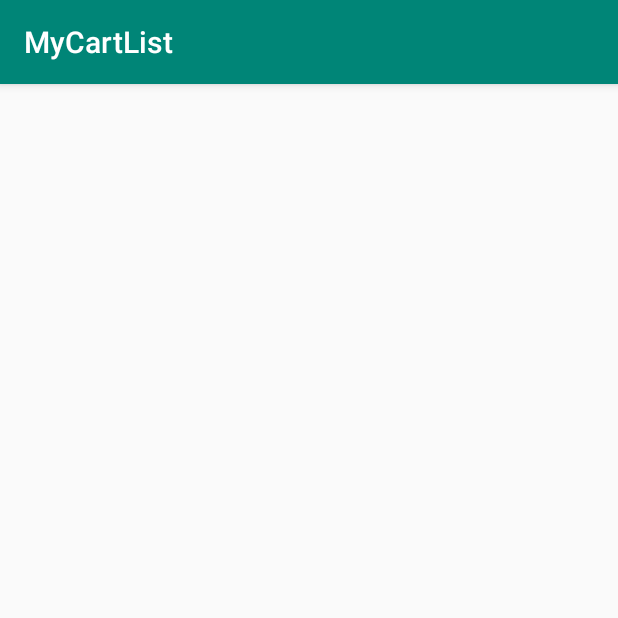
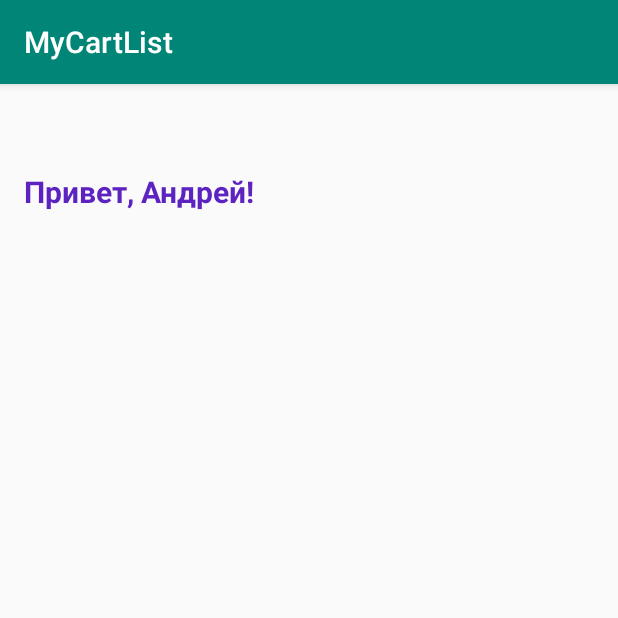
Before and after one commit to THKonst/MyCartList, an Android app: the screen it shows after launch (MainActivity), on a phone screen of 412 x 824 dp, the top half of it. Run offline under Robolectric (Android 15) with nearby library versions, the light colour scheme and no system bars.

Commit message:
add text size

```diff
--- a/app/src/main/res/layout/activity_main.xml
+++ b/app/src/main/res/layout/activity_main.xml
@@ -13,6 +13,8 @@
         android:layout_marginTop="16dp"
         android:text="@string/text_1"
         android:textColor="@color/text_1_color"
+        android:textSize="20sp"
+        android:textStyle="bold"
         app:layout_constraintBottom_toBottomOf="parent"
         app:layout_constraintHorizontal_bias="0.047"
         app:layout_constraintLeft_toLeftOf="parent"
--- a/app/src/main/res/values/strings.xml
+++ b/app/src/main/res/values/strings.xml
@@ -1,4 +1,4 @@
 <resources>
     <string name="app_name">MyCartList</string>
-    <string name="text_1" />
+    <string name="text_1">Привет, Андрей!</string>
 </resources>
```
